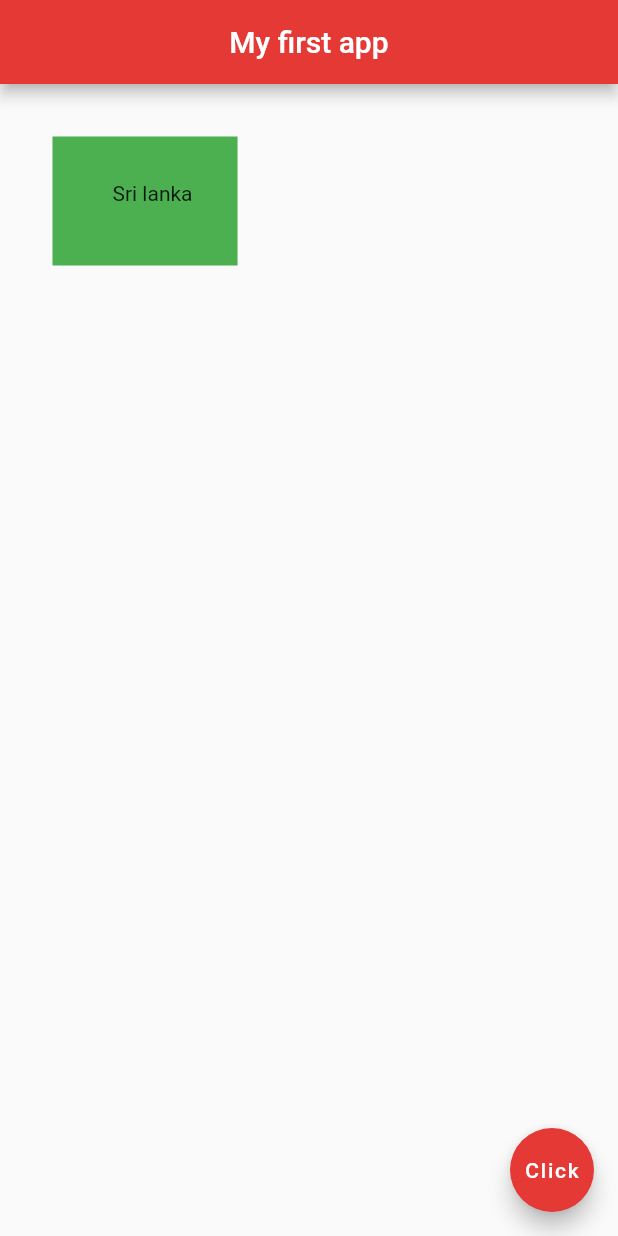
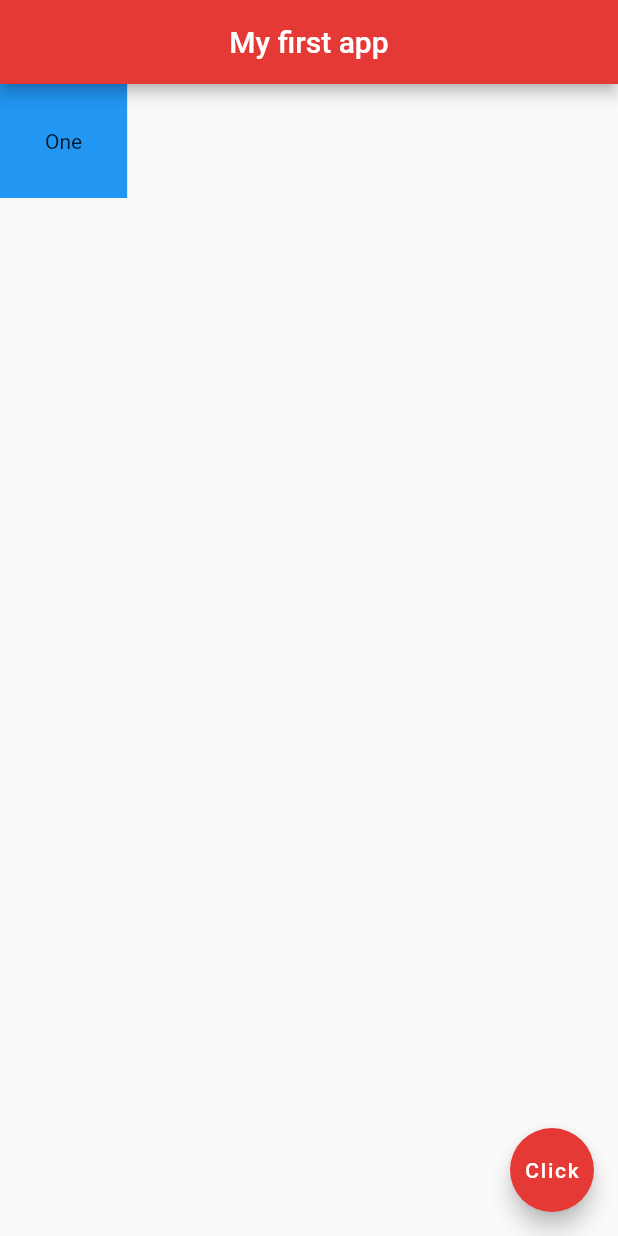
Before and after one commit to Shalika001/My-app, a Flutter app: the screen it shows after launch, on a phone screen of 412 x 824 dp. Run offline on Flutter 3.47's test engine with Material 2 defaults, Android fonts, the phone set to English and light mode, and no system bars.

Commit message:
Add column

```diff
--- a/First_project/lib/main.dart
+++ b/First_project/lib/main.dart
@@ -18,12 +18,15 @@ class Home extends StatelessWidget {
       ),
 
 
-      body: Container(
-        padding: EdgeInsets.fromLTRB(40.0, 30.0, 30.0, 40.0),
-        margin: EdgeInsets.all(35.0),
-        color: Colors.green,
-        child: Text('Sri lanka'),
-        ),
+      body: Column(
+        children: [
+          Container(
+            padding: EdgeInsets.all(30.0),
+            color: Colors.blue,
+            child: Text('One'),
+          ),
+        ],
+      ),
 
 
       floatingActionButton: FloatingActionButton(
```
